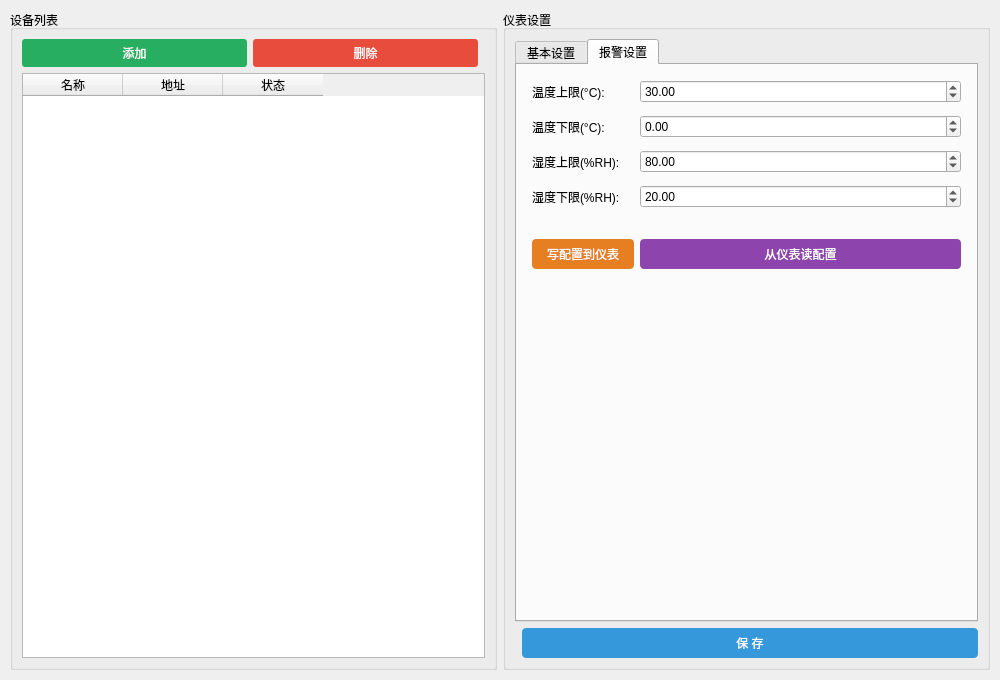
Qt form ui/devicemanagementwidget.ui (1034569185/1034569185) before a commit.
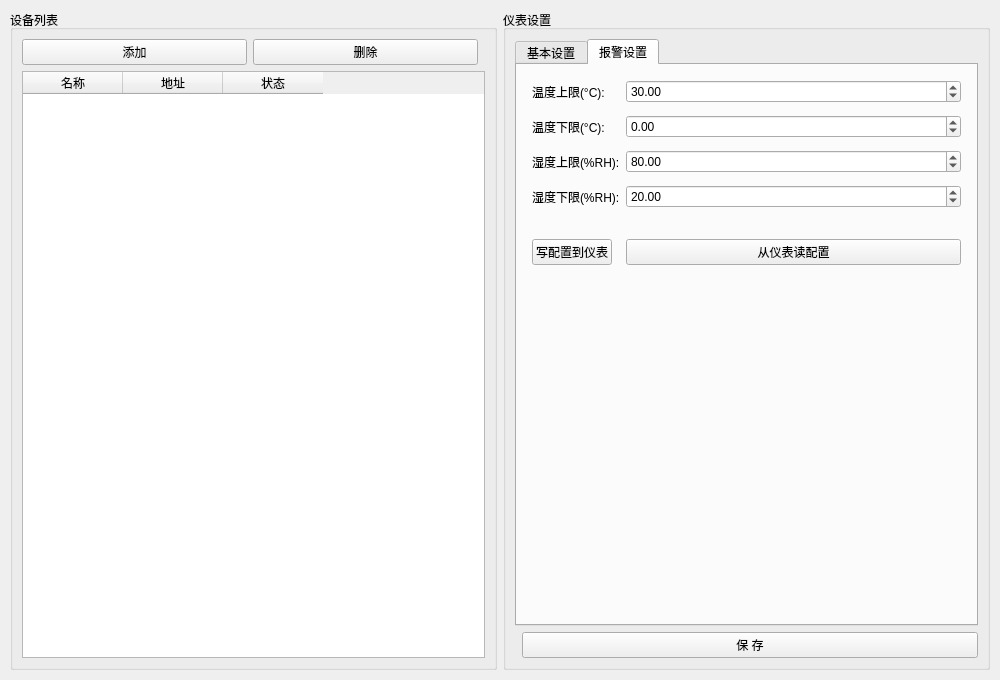
The same form after that commit. The open tabs and pages were chosen to show the change.

Commit message:
Polish QSS skin integration and remove inline style overrides
Agent-Logs-Url: https://github.com/1034569185/1034569185/sessions/25855561-4c25-4243-ade2-edfe54ba42ff

Diff of the .ui file:
```diff
--- a/ui/devicemanagementwidget.ui
+++ b/ui/devicemanagementwidget.ui
@@ -43,10 +43,6 @@
           <property name="text">
            <string>添加</string>
           </property>
-          <property name="styleSheet">
-           <string>QPushButton { background-color: #27ae60; color: white; padding: 5px 10px; border: none; border-radius: 3px; }
-QPushButton:hover { background-color: #229954; }</string>
-          </property>
          </widget>
         </item>
         <item>
@@ -54,10 +50,6 @@
           <property name="text">
            <string>删除</string>
           </property>
-          <property name="styleSheet">
-           <string>QPushButton { background-color: #e74c3c; color: white; padding: 5px 10px; border: none; border-radius: 3px; }
-QPushButton:hover { background-color: #c0392b; }</string>
-          </property>
          </widget>
         </item>
         <item>
@@ -305,10 +297,6 @@
             <property name="text">
              <string>写配置到仪表</string>
             </property>
-            <property name="styleSheet">
-             <string>QPushButton { background-color: #e67e22; color: white; padding: 6px 15px; border: none; border-radius: 4px; }
-QPushButton:hover { background-color: #d35400; }</string>
-            </property>
            </widget>
           </item>
           <item row="5" column="1">
@@ -316,10 +304,6 @@
             <property name="text">
              <string>从仪表读配置</string>
             </property>
-            <property name="styleSheet">
-             <string>QPushButton { background-color: #8e44ad; color: white; padding: 6px 15px; border: none; border-radius: 4px; }
-QPushButton:hover { background-color: #7d3c98; }</string>
-            </property>
            </widget>
           </item>
          </layout>
@@ -343,10 +327,6 @@
           <property name="minimumWidth">
            <number>100</number>
           </property>
-          <property name="styleSheet">
-           <string>QPushButton { background-color: #3498db; color: white; padding: 6px 20px; border: none; border-radius: 4px; }
-QPushButton:hover { background-color: #2980b9; }</string>
-          </property>
          </widget>
         </item>
        </layout>
```
The commit also changes 13 other files.
